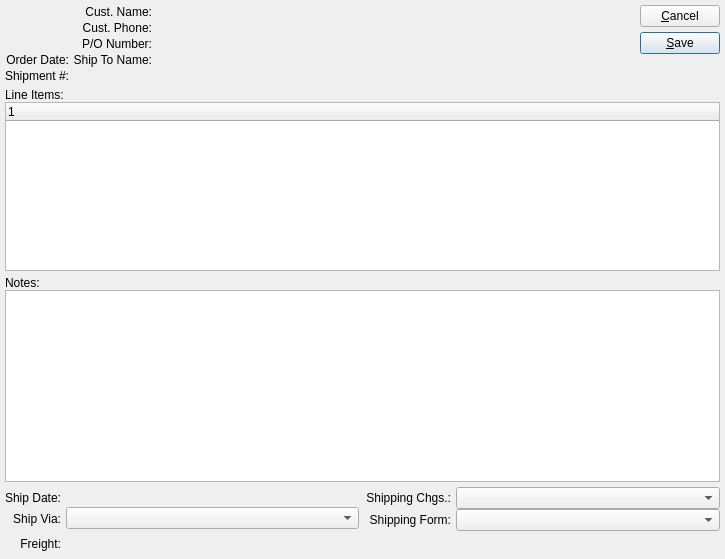
WooodHead/xtuple, file xtuple/trunk/guiclient/shippingInformation.ui: the form before one commit.
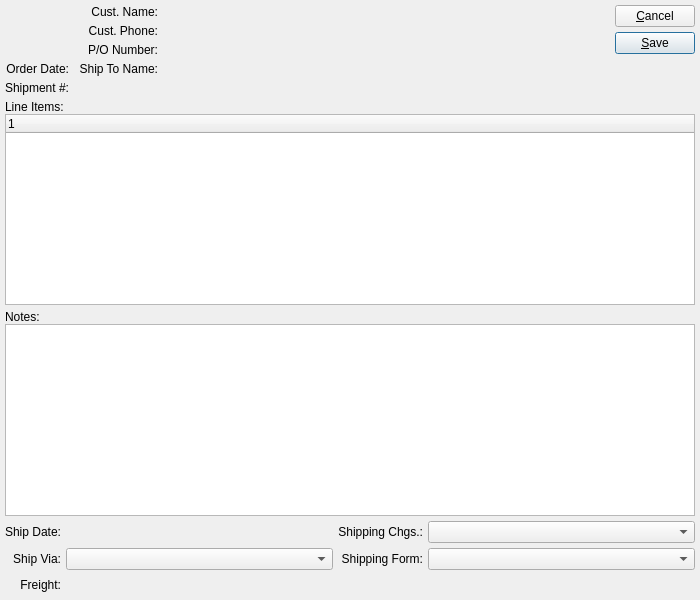
The form after the commit. Custom widgets are drawn as their Qt base class.

Commit message: issue #11440:  Reapply combobox types so shipping information works correctly.

```diff
--- a/xtuple/trunk/guiclient/shippingInformation.ui
+++ b/xtuple/trunk/guiclient/shippingInformation.ui
@@ -13,28 +13,25 @@
    <rect>
     <x>0</x>
     <y>0</y>
-    <width>725</width>
-    <height>559</height>
+    <width>700</width>
+    <height>600</height>
    </rect>
   </property>
   <property name="windowTitle">
    <string>Shipping Information</string>
   </property>
-  <layout class="QVBoxLayout">
-   <item>
+  <layout class="QGridLayout" name="gridLayout_2">
+   <item row="0" column="0">
     <layout class="QHBoxLayout">
      <item>
       <layout class="QGridLayout">
-       <property name="spacing">
-        <number>2</number>
-       </property>
        <item row="4" column="0">
         <widget class="QLabel" name="_shipmentLit">
          <property name="text">
           <string>Shipment #:</string>
          </property>
          <property name="alignment">
-          <set>Qt::AlignRight|Qt::AlignTop|Qt::AlignTrailing</set>
+          <set>Qt::AlignRight|Qt::AlignTrailing|Qt::AlignVCenter</set>
          </property>
          <property name="buddy">
           <cstring>_shipment</cstring>
@@ -151,9 +148,6 @@
      </item>
      <item>
       <layout class="QVBoxLayout">
-       <property name="spacing">
-        <number>5</number>
-       </property>
        <item>
         <widget class="QPushButton" name="_close">
          <property name="text">
@@ -191,7 +185,7 @@
      </item>
     </layout>
    </item>
-   <item>
+   <item row="1" column="0">
     <widget class="QFrame" name="frame">
      <property name="sizePolicy">
       <sizepolicy hsizetype="Preferred" vsizetype="Expanding">
@@ -238,7 +232,7 @@
      </layout>
     </widget>
    </item>
-   <item>
+   <item row="2" column="0">
     <layout class="QVBoxLayout">
      <property name="spacing">
       <number>0</number>
@@ -255,22 +249,19 @@
      </item>
     </layout>
    </item>
-   <item>
-    <layout class="QHBoxLayout">
-     <property name="spacing">
-      <number>7</number>
-     </property>
-     <item>
-      <layout class="QGridLayout">
-       <property name="spacing">
-        <number>5</number>
+   <item row="3" column="0">
+    <layout class="QGridLayout" name="gridLayout">
+     <item row="0" column="0">
+      <widget class="QLabel" name="_shipdateLit">
+       <property name="text">
+        <string>Ship Date:</string>
+       </property>
+       <property name="alignment">
+        <set>Qt::AlignRight|Qt::AlignTrailing|Qt::AlignVCenter</set>
        </property>
+      </widget>
+     </item>
        <item row="0" column="1">
-        <layout class="QVBoxLayout">
-         <property name="spacing">
-          <number>0</number>
-         </property>
-         <item>
           <layout class="QHBoxLayout">
            <property name="spacing">
             <number>0</number>
@@ -309,44 +300,33 @@
            </item>
           </layout>
          </item>
-         <item>
-          <widget class="XComboBox" name="_shipVia">
+     <item row="0" column="2">
+      <widget class="QLabel" name="_shippingChargesLit">
+       <property name="text">
+        <string>Shipping Chgs.:</string>
+       </property>
+       <property name="alignment">
+        <set>Qt::AlignRight|Qt::AlignTrailing|Qt::AlignVCenter</set>
+       </property>
+       <property name="buddy">
+        <cstring>_shipVia</cstring>
+       </property>
+      </widget>
+     </item>
+     <item row="0" column="3">
+      <widget class="XComboBox" name="_shippingCharges">
            <property name="sizePolicy">
             <sizepolicy hsizetype="Expanding" vsizetype="Fixed">
              <horstretch>0</horstretch>
              <verstretch>0</verstretch>
             </sizepolicy>
            </property>
-          </widget>
-         </item>
-        </layout>
+       <property name="type">
+        <enum>XComboBox::ShippingCharges</enum>
+       </property>
+      </widget>
        </item>
        <item row="1" column="0">
-        <widget class="QLabel" name="_freightLit">
-         <property name="text">
-          <string>Freight:</string>
-         </property>
-         <property name="alignment">
-          <set>Qt::AlignRight|Qt::AlignTrailing|Qt::AlignVCenter</set>
-         </property>
-        </widget>
-       </item>
-       <item row="0" column="0">
-        <layout class="QVBoxLayout">
-         <property name="spacing">
-          <number>0</number>
-         </property>
-         <item>
-          <widget class="QLabel" name="_shipdateLit">
-           <property name="text">
-            <string>Ship Date:</string>
-           </property>
-           <property name="alignment">
-            <set>Qt::AlignRight|Qt::AlignTrailing|Qt::AlignVCenter</set>
-           </property>
-          </widget>
-         </item>
-         <item>
           <widget class="QLabel" name="_shipViaLit">
            <property name="text">
             <string>Ship Via:</string>
@@ -356,65 +336,14 @@
            </property>
           </widget>
          </item>
-        </layout>
-       </item>
        <item row="1" column="1">
-        <layout class="QHBoxLayout">
-         <property name="spacing">
-          <number>0</number>
-         </property>
-         <item>
-          <widget class="CurrCluster" name="_freight"/>
-         </item>
-         <item>
-          <spacer>
-           <property name="orientation">
-            <enum>Qt::Horizontal</enum>
-           </property>
-           <property name="sizeType">
-            <enum>QSizePolicy::Expanding</enum>
-           </property>
-           <property name="sizeHint" stdset="0">
-            <size>
-             <width>20</width>
-             <height>20</height>
-            </size>
-           </property>
-          </spacer>
-         </item>
-        </layout>
-       </item>
-      </layout>
-     </item>
-     <item>
-      <layout class="QVBoxLayout">
-       <property name="spacing">
-        <number>0</number>
-       </property>
-       <item>
-        <layout class="QHBoxLayout">
-         <property name="spacing">
-          <number>5</number>
-         </property>
-         <item>
-          <layout class="QVBoxLayout">
-           <property name="spacing">
-            <number>0</number>
-           </property>
-           <item>
-            <widget class="QLabel" name="_shippingChargesLit">
-             <property name="text">
-              <string>Shipping Chgs.:</string>
-             </property>
-             <property name="alignment">
-              <set>Qt::AlignRight|Qt::AlignTrailing|Qt::AlignVCenter</set>
-             </property>
-             <property name="buddy">
-              <cstring>_shipVia</cstring>
+      <widget class="XComboBox" name="_shipVia">
+       <property name="type">
+        <enum>XComboBox::ShipVias</enum>
              </property>
             </widget>
            </item>
-           <item>
+     <item row="1" column="2">
             <widget class="QLabel" name="_shippingFormLit">
              <property name="text">
               <string>Shipping Form:</string>
@@ -427,24 +356,7 @@
              </property>
             </widget>
            </item>
-          </layout>
-         </item>
-         <item>
-          <layout class="QVBoxLayout">
-           <property name="spacing">
-            <number>0</number>
-           </property>
-           <item>
-            <widget class="XComboBox" name="_shippingCharges">
-             <property name="sizePolicy">
-              <sizepolicy hsizetype="Expanding" vsizetype="Fixed">
-               <horstretch>0</horstretch>
-               <verstretch>0</verstretch>
-              </sizepolicy>
-             </property>
-            </widget>
-           </item>
-           <item>
+     <item row="1" column="3">
             <widget class="XComboBox" name="_shippingForm">
              <property name="sizePolicy">
               <sizepolicy hsizetype="Expanding" vsizetype="Fixed">
@@ -452,16 +364,33 @@
                <verstretch>0</verstretch>
               </sizepolicy>
              </property>
-            </widget>
-           </item>
-          </layout>
-         </item>
-        </layout>
+       <property name="type">
+        <enum>XComboBox::ShippingForms</enum>
+       </property>
+      </widget>
+     </item>
+     <item row="2" column="0">
+      <widget class="QLabel" name="_freightLit">
+       <property name="text">
+        <string>Freight:</string>
+       </property>
+       <property name="alignment">
+        <set>Qt::AlignRight|Qt::AlignTrailing|Qt::AlignVCenter</set>
+       </property>
+      </widget>
+     </item>
+     <item row="2" column="1">
+      <layout class="QHBoxLayout">
+       <property name="spacing">
+        <number>0</number>
+       </property>
+       <item>
+        <widget class="CurrCluster" name="_freight"/>
        </item>
        <item>
         <spacer>
          <property name="orientation">
-          <enum>Qt::Vertical</enum>
+          <enum>Qt::Horizontal</enum>
          </property>
          <property name="sizeType">
           <enum>QSizePolicy::Expanding</enum>
```
Lines whose indentation alone changed are shown as unchanged.
